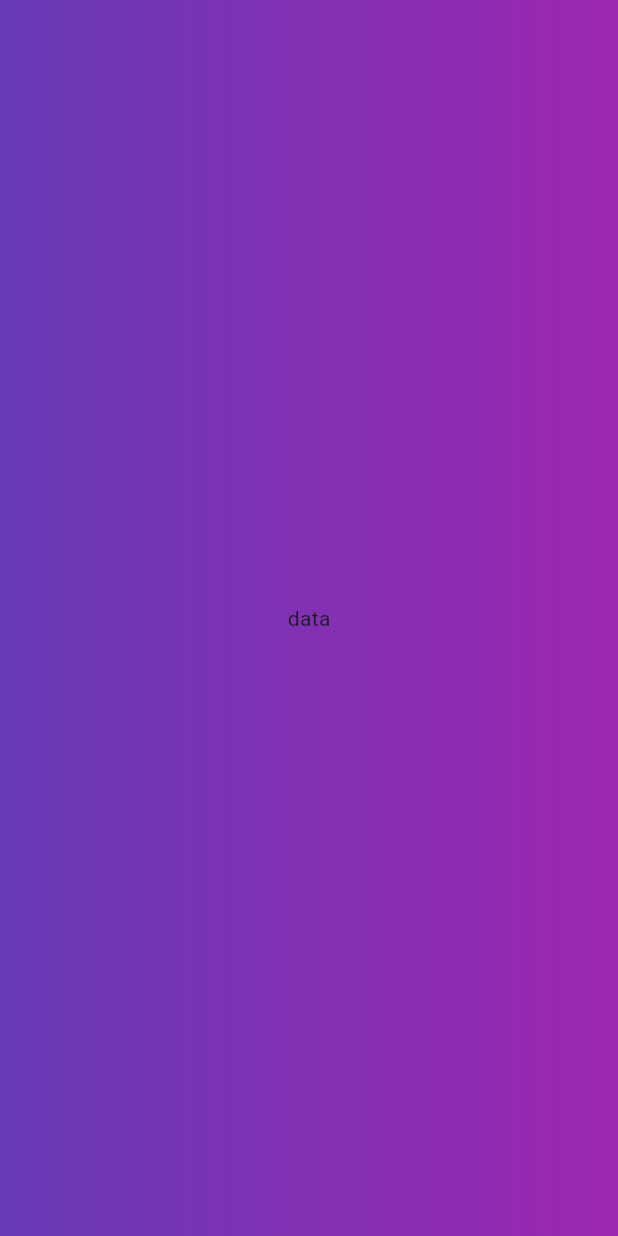
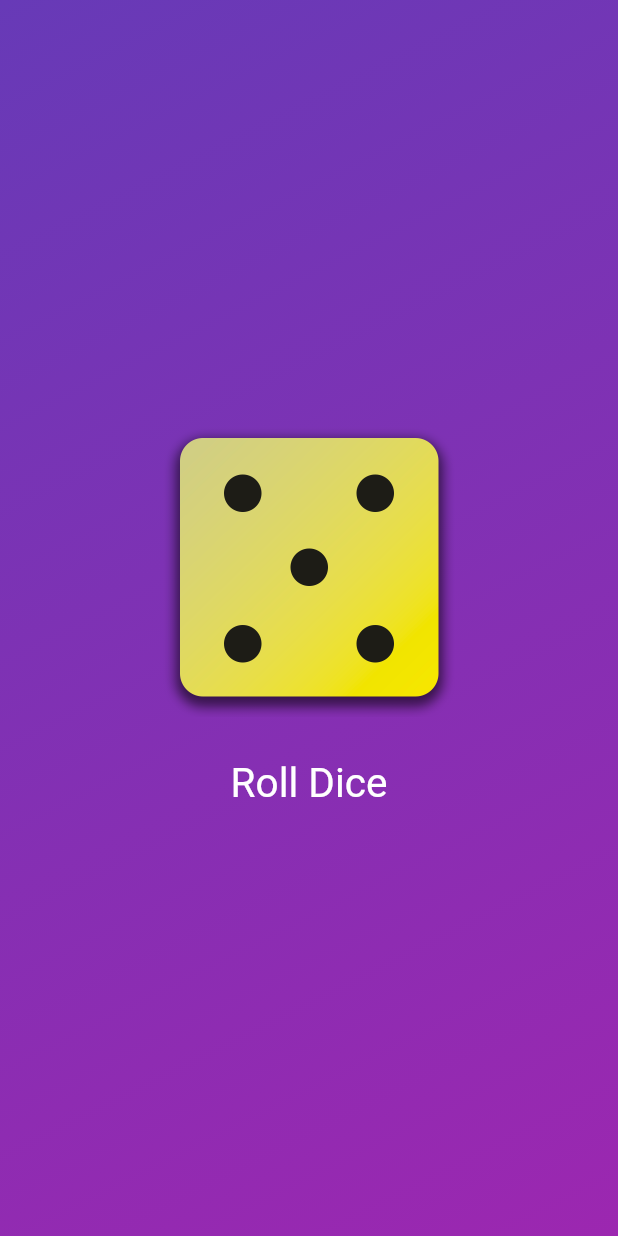
Before and after one commit to AddisonReyes/roll_dice_app, a Flutter app: the screen it shows after launch, on a phone screen of 412 x 824 dp. Run offline on Flutter 3.47's test engine with Material 3 defaults, Android fonts, the phone set to English and light mode, and no system bars.

Commit message:
Roll Dice App

```diff
--- /dev/null
+++ b/lib/dice_roller.dart
@@ -0,0 +1,50 @@
+import 'package:roll_dice_app/styled_text.dart';
+import 'package:flutter/material.dart';
+import 'dart:math';
+
+final rng = Random();
+
+class DiceRoller extends StatefulWidget {
+  const DiceRoller({super.key});
+
+  @override
+  State<DiceRoller> createState() => _DiceRollerState();
+}
+
+class _DiceRollerState extends State<DiceRoller> {
+  var currentDiceRoll = rng.nextInt(6) + 1;
+
+  void rollDice() {
+    setState(() {
+      currentDiceRoll = rng.nextInt(6) + 1;
+    });
+  }
+
+  @override
+  Widget build(BuildContext context) {
+    return Column(
+      mainAxisSize: MainAxisSize.min,
+      children: [
+        Image.asset(
+          'assets/img/dice-$currentDiceRoll.png',
+          width: 200,
+        ),
+
+        const SizedBox(height: 20,),
+
+        TextButton(
+          onPressed: rollDice,
+          style: TextButton.styleFrom(
+            foregroundColor: Colors.white,
+            textStyle: const TextStyle(
+              fontSize: 28
+            )
+          ),
+          child: const StyledText(
+            text: "Roll Dice"
+          ),
+        ),
+      ],
+    );
+  }
+}
--- /dev/null
+++ b/lib/gradient_container.dart
@@ -0,0 +1,34 @@
+import 'package:flutter/material.dart';
+import 'package:roll_dice_app/dice_roller.dart';
+
+const startAligment = Alignment.topLeft;
+const endAligment = Alignment.bottomRight;
+
+// ignore: must_be_immutable
+class  GradienContainer extends StatelessWidget {
+  final List<Color> colors;
+
+  const GradienContainer({
+    super.key,
+    required this.colors
+  });
+
+  GradienContainer.purple({super.key})
+    : colors = [Colors.deepPurple, Colors.indigo];
+
+  @override
+  Widget build(BuildContext context) {
+    return Container(
+      decoration: BoxDecoration(
+        gradient: LinearGradient(
+          colors: colors,
+          begin: startAligment,
+          end: endAligment
+        ),
+      ),
+      child: const Center(
+        child: DiceRoller()
+      ),
+    );
+  }
+}
--- a/lib/main.dart
+++ b/lib/main.dart
@@ -1,25 +1,17 @@
 import 'package:flutter/material.dart';
+import 'package:roll_dice_app/gradient_container.dart';
 
 void main() {
   runApp(
-    MaterialApp(
+    const MaterialApp(
       home: Scaffold(
-        body: Container(
-          decoration: const BoxDecoration(
-            gradient: LinearGradient(
-              colors: [
-                Colors.deepPurple,
-                Colors.purple
-              ],
-            ),
-          ),
-          child: const Center(
-            child: Text(
-              "data",
-            ),
-          ),
+        body: GradienContainer(
+          colors: [
+            Colors.deepPurple,
+            Colors.purple,
+          ],
         ),
       ),
-    )
+    ),
   );
 }
--- /dev/null
+++ b/lib/styled_text.dart
@@ -0,0 +1,22 @@
+import 'package:flutter/material.dart';
+
+// ignore: must_be_immutable
+class StyledText extends StatelessWidget {
+  final String text;
+
+  const StyledText({
+    super.key,
+    required this.text
+  });
+
+  @override
+  Widget build(BuildContext context) {
+    return Text(
+      text,
+      style: const TextStyle(
+        color: Colors.white,
+        fontSize: 27
+      ),
+    );
+  }
+}
```
Also changed, not shown: pubspec.yaml (+7 -1 lines), assets/img/dice-1.png (added), assets/img/dice-2.png (added), assets/img/dice-3.png (added), assets/img/dice-4.png (added), assets/img/dice-5.png (added), assets/img/dice-6.png (added).
